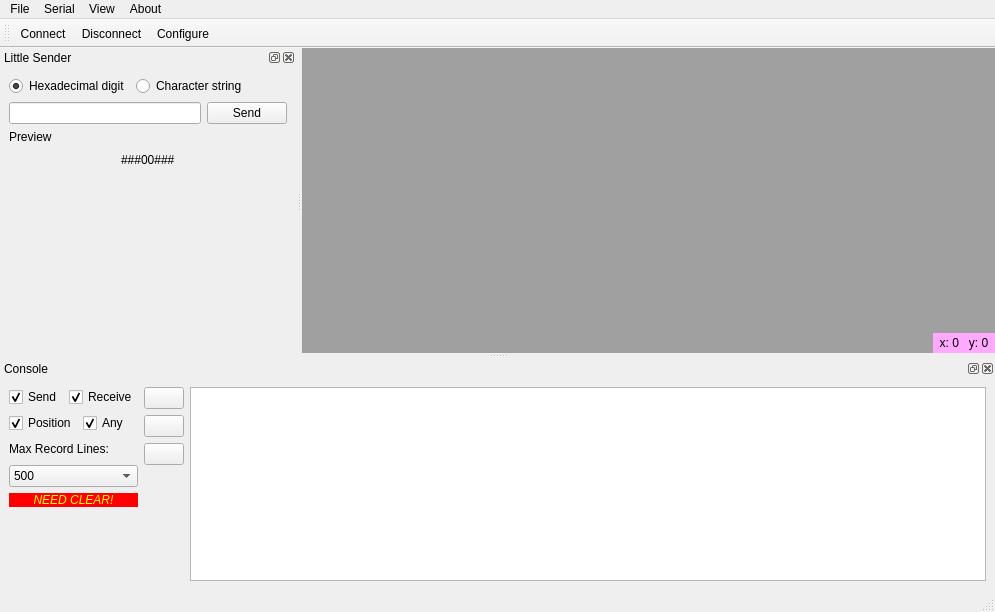
This is mainwindow.ui in hfansion/RobotCommander as Qt 5 draws it before an edit. The edited form follows.
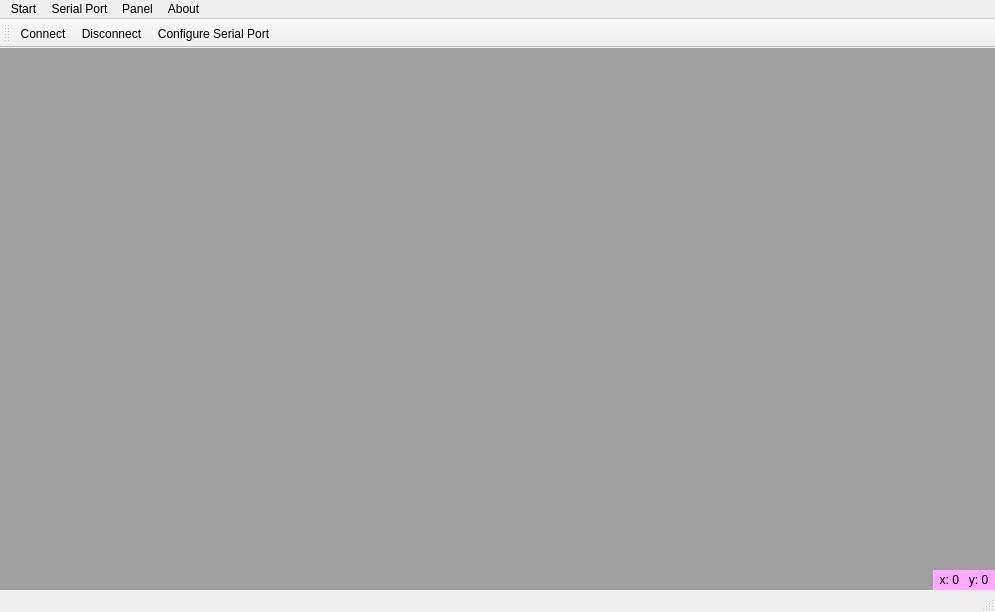
This is the edited form. Icons and pictures are not drawn. Custom widgets are drawn as their Qt base class.

Commit message: add panel system

```diff
--- a/mainwindow.ui
+++ b/mainwindow.ui
@@ -100,12 +100,12 @@
      <x>0</x>
      <y>0</y>
      <width>995</width>
-     <height>22</height>
+     <height>34</height>
     </rect>
    </property>
    <widget class="QMenu" name="menuFile">
     <property name="title">
-     <string>File</string>
+     <string>Start</string>
     </property>
     <addaction name="actionPreferences"/>
     <addaction name="separator"/>
@@ -113,7 +113,7 @@
    </widget>
    <widget class="QMenu" name="menuSerial">
     <property name="title">
-     <string>Serial</string>
+     <string>Serial Port</string>
     </property>
     <addaction name="actionConnect"/>
     <addaction name="actionDisconnect"/>
@@ -129,7 +129,7 @@
    </widget>
    <widget class="QMenu" name="menuView">
     <property name="title">
-     <string>View</string>
+     <string>Panel</string>
     </property>
     <addaction name="actionLittle_Sender"/>
     <addaction name="actionConsole"/>
@@ -151,430 +151,6 @@
    <addaction name="actionDisconnect"/>
    <addaction name="actionConfigure"/>
   </widget>
-  <widget class="QDockWidget" name="dockWidget_LittleSender">
-   <property name="windowTitle">
-    <string>Little Sender</string>
-   </property>
-   <attribute name="dockWidgetArea">
-    <number>1</number>
-   </attribute>
-   <widget class="QWidget" name="dockWidgetContents">
-    <layout class="QGridLayout" name="gridLayout_2">
-     <property name="leftMargin">
-      <number>0</number>
-     </property>
-     <property name="topMargin">
-      <number>0</number>
-     </property>
-     <property name="rightMargin">
-      <number>0</number>
-     </property>
-     <property name="bottomMargin">
-      <number>0</number>
-     </property>
-     <item row="0" column="0">
-      <widget class="QScrollArea" name="scrollArea">
-       <property name="frameShape">
-        <enum>QFrame::NoFrame</enum>
-       </property>
-       <property name="widgetResizable">
-        <bool>true</bool>
-       </property>
-       <widget class="QWidget" name="scrollAreaWidgetContents">
-        <property name="geometry">
-         <rect>
-          <x>0</x>
-          <y>0</y>
-          <width>314</width>
-          <height>274</height>
-         </rect>
-        </property>
-        <layout class="QVBoxLayout" name="verticalLayout">
-         <item>
-          <layout class="QHBoxLayout" name="horizontalLayout">
-           <item>
-            <widget class="QRadioButton" name="radioButton_LS_hex">
-             <property name="text">
-              <string>Hexadecimal digit</string>
-             </property>
-             <property name="checked">
-              <bool>true</bool>
-             </property>
-            </widget>
-           </item>
-           <item>
-            <widget class="QRadioButton" name="radioButton_LS_str">
-             <property name="text">
-              <string>Character string</string>
-             </property>
-            </widget>
-           </item>
-           <item>
-            <spacer name="horizontalSpacer_3">
-             <property name="orientation">
-              <enum>Qt::Horizontal</enum>
-             </property>
-             <property name="sizeHint" stdset="0">
-              <size>
-               <width>40</width>
-               <height>20</height>
-              </size>
-             </property>
-            </spacer>
-           </item>
-          </layout>
-         </item>
-         <item>
-          <layout class="QHBoxLayout" name="horizontalLayout_2">
-           <item>
-            <widget class="QLineEdit" name="lineEdit_LS"/>
-           </item>
-           <item>
-            <widget class="QPushButton" name="pushButton_LS_Send">
-             <property name="text">
-              <string>Send</string>
-             </property>
-            </widget>
-           </item>
-          </layout>
-         </item>
-         <item>
-          <widget class="QLabel" name="label">
-           <property name="text">
-            <string>Preview</string>
-           </property>
-          </widget>
-         </item>
-         <item>
-          <layout class="QHBoxLayout" name="horizontalLayout_3">
-           <item>
-            <spacer name="horizontalSpacer">
-             <property name="orientation">
-              <enum>Qt::Horizontal</enum>
-             </property>
-             <property name="sizeHint" stdset="0">
-              <size>
-               <width>40</width>
-               <height>20</height>
-              </size>
-             </property>
-            </spacer>
-           </item>
-           <item>
-            <widget class="QLabel" name="label_LS_result">
-             <property name="text">
-              <string>###00###</string>
-             </property>
-            </widget>
-           </item>
-           <item>
-            <spacer name="horizontalSpacer_2">
-             <property name="orientation">
-              <enum>Qt::Horizontal</enum>
-             </property>
-             <property name="sizeHint" stdset="0">
-              <size>
-               <width>40</width>
-               <height>20</height>
-              </size>
-             </property>
-            </spacer>
-           </item>
-          </layout>
-         </item>
-         <item>
-          <spacer name="verticalSpacer">
-           <property name="orientation">
-            <enum>Qt::Vertical</enum>
-           </property>
-           <property name="sizeHint" stdset="0">
-            <size>
-             <width>20</width>
-             <height>275</height>
-            </size>
-           </property>
-          </spacer>
-         </item>
-        </layout>
-       </widget>
-      </widget>
-     </item>
-    </layout>
-   </widget>
-  </widget>
-  <widget class="QDockWidget" name="dockWidget_Console">
-   <property name="windowTitle">
-    <string>Console</string>
-   </property>
-   <attribute name="dockWidgetArea">
-    <number>8</number>
-   </attribute>
-   <widget class="QWidget" name="dockWidgetContents_3">
-    <layout class="QHBoxLayout" name="horizontalLayout_6" stretch="1,0,10">
-     <item>
-      <layout class="QVBoxLayout" name="verticalLayout_2">
-       <item>
-        <layout class="QHBoxLayout" name="horizontalLayout_4">
-         <item>
-          <widget class="QCheckBox" name="checkBox_CS_send">
-           <property name="text">
-            <string>Send</string>
-           </property>
-           <property name="checked">
-            <bool>true</bool>
-           </property>
-          </widget>
-         </item>
-         <item>
-          <widget class="QCheckBox" name="checkBox_CS_receive">
-           <property name="text">
-            <string>Receive</string>
-           </property>
-           <property name="checked">
-            <bool>true</bool>
-           </property>
-          </widget>
-         </item>
-         <item>
-          <spacer name="horizontalSpacer_4">
-           <property name="orientation">
-            <enum>Qt::Horizontal</enum>
-           </property>
-           <property name="sizeHint" stdset="0">
-            <size>
-             <width>40</width>
-             <height>20</height>
-            </size>
-           </property>
-          </spacer>
-         </item>
-        </layout>
-       </item>
-       <item>
-        <layout class="QHBoxLayout" name="horizontalLayout_7">
-         <item>
-          <widget class="QCheckBox" name="checkBox_CS_position">
-           <property name="text">
-            <string>Position</string>
-           </property>
-           <property name="checked">
-            <bool>true</bool>
-           </property>
-          </widget>
-         </item>
-         <item>
-          <widget class="QCheckBox" name="checkBox_CS_any">
-           <property name="text">
-            <string>Any</string>
-           </property>
-           <property name="checked">
-            <bool>true</bool>
-           </property>
-          </widget>
-         </item>
-         <item>
-          <spacer name="horizontalSpacer_5">
-           <property name="orientation">
-            <enum>Qt::Horizontal</enum>
-           </property>
-           <property name="sizeHint" stdset="0">
-            <size>
-             <width>40</width>
-             <height>20</height>
-            </size>
-           </property>
-          </spacer>
-         </item>
-        </layout>
-       </item>
-       <item>
-        <layout class="QHBoxLayout" name="horizontalLayout_5">
-         <item>
-          <widget class="QLabel" name="label_2">
-           <property name="text">
-            <string>Max Record Lines:</string>
-           </property>
-          </widget>
-         </item>
-         <item>
-          <spacer name="horizontalSpacer_6">
-           <property name="orientation">
-            <enum>Qt::Horizontal</enum>
-           </property>
-           <property name="sizeHint" stdset="0">
-            <size>
-             <width>40</width>
-             <height>20</height>
-            </size>
-           </property>
-          </spacer>
-         </item>
-        </layout>
-       </item>
-       <item>
-        <widget class="QComboBox" name="comboBox_CS_max">
-         <item>
-          <property name="text">
-           <string>500</string>
-          </property>
-         </item>
-         <item>
-          <property name="text">
-           <string>1000</string>
-          </property>
-         </item>
-         <item>
-          <property name="text">
-           <string>1500</string>
-          </property>
-         </item>
-         <item>
-          <property name="text">
-           <string>2000</string>
-          </property>
-         </item>
-         <item>
-          <property name="text">
-           <string>3000</string>
-          </property>
-         </item>
-         <item>
-          <property name="text">
-           <string>4000</string>
-          </property>
-         </item>
-         <item>
-          <property name="text">
-           <string>5000</string>
-          </property>
-         </item>
-        </widget>
-       </item>
-       <item>
-        <widget class="QLabel" name="label_CS_Alert">
-         <property name="styleSheet">
-          <string notr="true">background-color:rgb(255, 0, 0)</string>
-         </property>
-         <property name="text">
-          <string>&lt;html&gt;&lt;head/&gt;&lt;body&gt;&lt;p align=&quot;center&quot;&gt;&lt;span style=&quot; font-style:italic; color:#ffff00;&quot;&gt;NEED CLEAR!&lt;/span&gt;&lt;/p&gt;&lt;/body&gt;&lt;/html&gt;</string>
-         </property>
-        </widget>
-       </item>
-       <item>
-        <spacer name="verticalSpacer_2">
-         <property name="orientation">
-          <enum>Qt::Vertical</enum>
-         </property>
-         <property name="sizeHint" stdset="0">
-          <size>
-           <width>20</width>
-           <height>40</height>
-          </size>
-         </property>
-        </spacer>
-       </item>
-      </layout>
-     </item>
-     <item>
-      <layout class="QVBoxLayout" name="verticalLayout_3">
-       <item>
-        <widget class="QPushButton" name="pushButton_CS_top">
-         <property name="toolTip">
-          <string>Move to Top</string>
-         </property>
-         <property name="icon">
-          <iconset resource="RobotCommander.qrc">
-           <normaloff>:/icon/top.png</normaloff>:/icon/top.png</iconset>
-         </property>
-        </widget>
-       </item>
-       <item>
-        <widget class="QPushButton" name="pushButton_CS_bottom">
-         <property name="toolTip">
-          <string>Move to Bottom</string>
-         </property>
-         <property name="icon">
-          <iconset resource="RobotCommander.qrc">
-           <normaloff>:/icon/bottom.png</normaloff>:/icon/bottom.png</iconset>
-         </property>
-        </widget>
-       </item>
-       <item>
-        <widget class="QPushButton" name="pushButton_CS_clear">
-         <property name="toolTip">
-          <string>Clear Console</string>
-         </property>
-         <property name="text">
-          <string/>
-         </property>
-         <property name="icon">
-          <iconset resource="RobotCommander.qrc">
-           <normaloff>:/icon/clear.png</normaloff>:/icon/clear.png</iconset>
-         </property>
-        </widget>
-       </item>
-       <item>
-        <spacer name="verticalSpacer_3">
-         <property name="orientation">
-          <enum>Qt::Vertical</enum>
-         </property>
-         <property name="sizeHint" stdset="0">
-          <size>
-           <width>20</width>
-           <height>40</height>
-          </size>
-         </property>
-        </spacer>
-       </item>
-      </layout>
-     </item>
-     <item>
-      <widget class="QScrollArea" name="scrollArea_2">
-       <property name="widgetResizable">
-        <bool>true</bool>
-       </property>
-       <widget class="QWidget" name="scrollAreaWidgetContents_2">
-        <property name="geometry">
-         <rect>
-          <x>0</x>
-          <y>0</y>
-          <width>798</width>
-          <height>192</height>
-         </rect>
-        </property>
-        <layout class="QGridLayout" name="gridLayout_3">
-         <property name="leftMargin">
-          <number>0</number>
-         </property>
-         <property name="topMargin">
-          <number>0</number>
-         </property>
-         <property name="rightMargin">
-          <number>0</number>
-         </property>
-         <property name="bottomMargin">
-          <number>0</number>
-         </property>
-         <item row="0" column="0">
-          <widget class="QTextEdit" name="textEdit_CS">
-           <property name="frameShape">
-            <enum>QFrame::NoFrame</enum>
-           </property>
-           <property name="frameShadow">
-            <enum>QFrame::Plain</enum>
-           </property>
-           <property name="readOnly">
-            <bool>true</bool>
-           </property>
-          </widget>
-         </item>
-        </layout>
-       </widget>
-      </widget>
-     </item>
-    </layout>
-   </widget>
-  </widget>
   <action name="actionConnect">
    <property name="icon">
     <iconset resource="RobotCommander.qrc">
@@ -617,7 +193,7 @@
      <normaloff>:/icon/settings.png</normaloff>:/icon/settings.png</iconset>
    </property>
    <property name="text">
-    <string>Configure</string>
+    <string>Configure Serial Port</string>
    </property>
    <property name="shortcut">
     <string>Alt+C</string>
```
Left out of the diff: 6 changed lines with no effect on the pictures. The commit also changes 18 other files.
